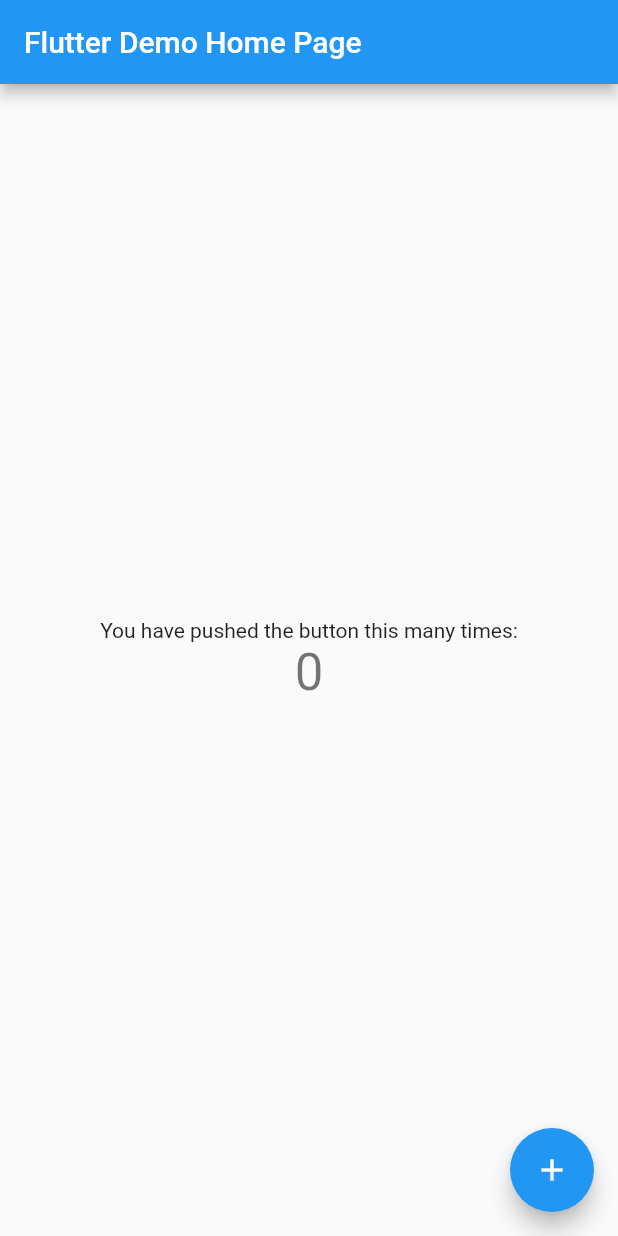
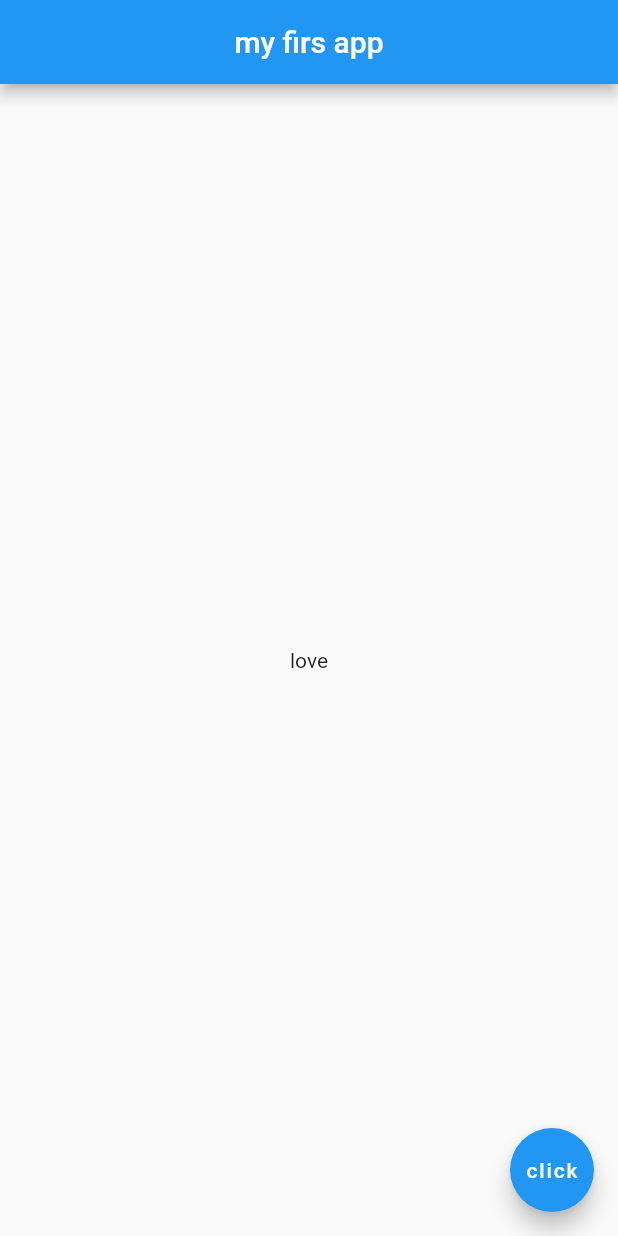
Before and after one commit to Industrylaud/FlutterApp, a Flutter app: the screen it shows after launch, on a phone screen of 412 x 824 dp. Run offline on Flutter 3.47's test engine with Material 2 defaults, Android fonts, the phone set to English and light mode, and no system bars.

Commit message:
Add scaffold

```diff
--- a/lib/main.dart
+++ b/lib/main.dart
@@ -1,115 +1,17 @@
 import 'package:flutter/material.dart';
 
-void main() {
-  runApp(const MyApp());
-}
-
-class MyApp extends StatelessWidget {
-  const MyApp({Key? key}) : super(key: key);
-
-  // This widget is the root of your application.
-  @override
-  Widget build(BuildContext context) {
-    return MaterialApp(
-      title: 'Flutter Demo',
-      theme: ThemeData(
-        // This is the theme of your application.
-        //
-        // Try running your application with "flutter run". You'll see the
-        // application has a blue toolbar. Then, without quitting the app, try
-        // changing the primarySwatch below to Colors.green and then invoke
-        // "hot reload" (press "r" in the console where you ran "flutter run",
-        // or simply save your changes to "hot reload" in a Flutter IDE).
-        // Notice that the counter didn't reset back to zero; the application
-        // is not restarted.
-        primarySwatch: Colors.blue,
-      ),
-      home: const MyHomePage(title: 'Flutter Demo Home Page'),
-    );
-  }
-}
-
-class MyHomePage extends StatefulWidget {
-  const MyHomePage({Key? key, required this.title}) : super(key: key);
-
-  // This widget is the home page of your application. It is stateful, meaning
-  // that it has a State object (defined below) that contains fields that affect
-  // how it looks.
-
-  // This class is the configuration for the state. It holds the values (in this
-  // case the title) provided by the parent (in this case the App widget) and
-  // used by the build method of the State. Fields in a Widget subclass are
-  // always marked "final".
-
-  final String title;
-
-  @override
-  State<MyHomePage> createState() => _MyHomePageState();
-}
-
-class _MyHomePageState extends State<MyHomePage> {
-  int _counter = 0;
-
-  void _incrementCounter() {
-    setState(() {
-      // This call to setState tells the Flutter framework that something has
-      // changed in this State, which causes it to rerun the build method below
-      // so that the display can reflect the updated values. If we changed
-      // _counter without calling setState(), then the build method would not be
-      // called again, and so nothing would appear to happen.
-      _counter++;
-    });
-  }
-
-  @override
-  Widget build(BuildContext context) {
-    // This method is rerun every time setState is called, for instance as done
-    // by the _incrementCounter method above.
-    //
-    // The Flutter framework has been optimized to make rerunning build methods
-    // fast, so that you can just rebuild anything that needs updating rather
-    // than having to individually change instances of widgets.
-    return Scaffold(
-      appBar: AppBar(
-        // Here we take the value from the MyHomePage object that was created by
-        // the App.build method, and use it to set our appbar title.
-        title: Text(widget.title),
-      ),
-      body: Center(
-        // Center is a layout widget. It takes a single child and positions it
-        // in the middle of the parent.
-        child: Column(
-          // Column is also a layout widget. It takes a list of children and
-          // arranges them vertically. By default, it sizes itself to fit its
-          // children horizontally, and tries to be as tall as its parent.
-          //
-          // Invoke "debug painting" (press "p" in the console, choose the
-          // "Toggle Debug Paint" action from the Flutter Inspector in Android
-          // Studio, or the "Toggle Debug Paint" command in Visual Studio Code)
-          // to see the wireframe for each widget.
-          //
-          // Column has various properties to control how it sizes itself and
-          // how it positions its children. Here we use mainAxisAlignment to
-          // center the children vertically; the main axis here is the vertical
-          // axis because Columns are vertical (the cross axis would be
-          // horizontal).
-          mainAxisAlignment: MainAxisAlignment.center,
-          children: <Widget>[
-            const Text(
-              'You have pushed the button this many times:',
-            ),
-            Text(
-              '$_counter',
-              style: Theme.of(context).textTheme.headline4,
-            ),
-          ],
-        ),
-      ),
-      floatingActionButton: FloatingActionButton(
-        onPressed: _incrementCounter,
-        tooltip: 'Increment',
-        child: const Icon(Icons.add),
-      ), // This trailing comma makes auto-formatting nicer for build methods.
-    );
-  }
-}
+void main() => runApp(MaterialApp(
+  home: Scaffold(
+    appBar: AppBar(
+      title: Text('my firs app'),
+      centerTitle: true,
+    ),
+    body: Center(
+      child: Text('love'),
+    ),
+    floatingActionButton: FloatingActionButton(
+      onPressed: () {  },
+      child: Text('click')
+    ),
+  )
+));
```
